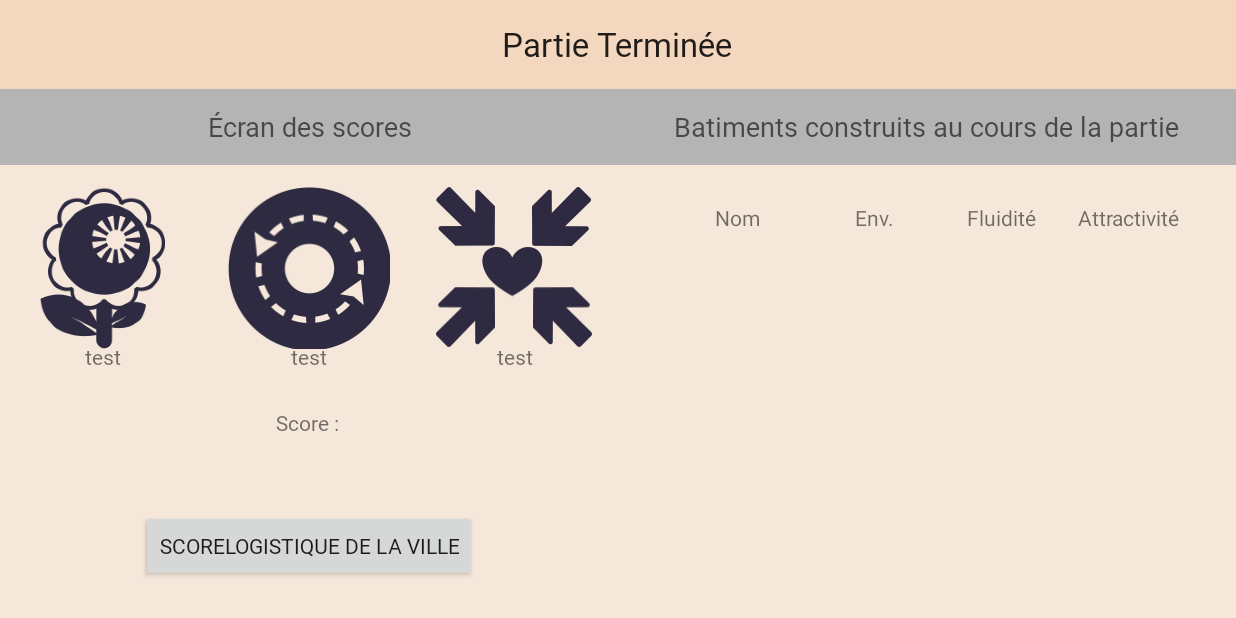
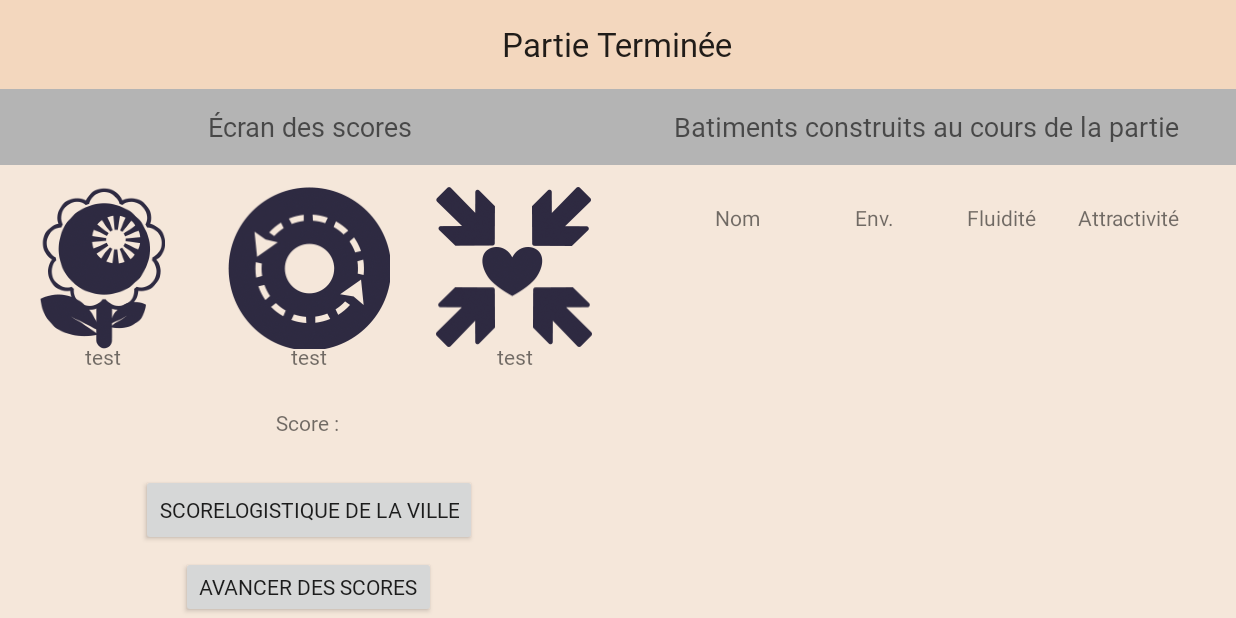
Before and after one commit to TomLeCollegue/Urbalog, an Android app: the EndGameActivity screen opened directly, with no data from a screen before it, on a phone screen of 824 x 412 dp (held sideways). Run offline under Robolectric (Android 15) with nearby library versions, the phone set to English and light mode, and no system bars; Roboto replaces fonts that are not available here; 5 statements that could not run were skipped.

Commit message:
Add button in end game to start stats
+fix Yaxis view

```diff
--- a/app/src/main/java/com/example/urbalog/EndGameActivity.java
+++ b/app/src/main/java/com/example/urbalog/EndGameActivity.java
@@ -13,6 +13,7 @@ import androidx.recyclerview.widget.RecyclerView;
 
 import com.example.urbalog.Adapter.BuildingBuiltAdapter;
 import com.example.urbalog.Class.Building;
+import com.example.urbalog.EndGameStats.StatsScorePerRoundActivity;
 
 import java.util.ArrayList;
 
@@ -77,4 +78,9 @@ public class EndGameActivity extends AppCompatActivity {
         Log.d("debug", "Before startActivity");
         startActivity(MyIntent);
     }
+
+    public void statsScore(View view) {
+        Intent MyIntent = new Intent(EndGameActivity.this, StatsScorePerRoundActivity.class);
+        startActivity(MyIntent);
+    }
 }
--- a/app/src/main/java/com/example/urbalog/NetworkHelper.java
+++ b/app/src/main/java/com/example/urbalog/NetworkHelper.java
@@ -474,6 +474,7 @@ public class NetworkHelper implements Serializable {
                                 } catch (IOException e) {
                                     e.printStackTrace();
                                 }
+                                currentGame.addArrayGame();
                                 currentGame.updateAllGameScores();
                                 /* Check if the game is finish */
                                 // If not, refresh market and update game instance of players
--- a/app/src/main/res/layout/activity_end_game.xml
+++ b/app/src/main/res/layout/activity_end_game.xml
@@ -168,6 +168,12 @@
                     android:layout_height="match_parent"
                     android:layout_weight="1.75">
 
+                    <LinearLayout
+                        android:layout_gravity="center"
+                        android:orientation="vertical"
+                        android:layout_width="wrap_content"
+                        android:layout_height="wrap_content">
+
                         <Button
                             android:id="@+id/logisticButton"
                             android:layout_width="wrap_content"
@@ -176,6 +182,20 @@
                             android:fontFamily="@font/caractere_l2"
                             android:onClick="scoreLog"
                             android:text="ScoreLogistique de la ville" />
+
+                        <Button
+                            android:layout_marginTop="10px"
+                            android:id="@+id/stats"
+                            android:layout_width="wrap_content"
+                            android:layout_height="wrap_content"
+                            android:layout_gravity="center"
+                            android:fontFamily="@font/caractere_l2"
+                            android:onClick="statsScore"
+                            android:text="Avancer des scores" />
+
+                    </LinearLayout>
+
+
                 </FrameLayout>
 
             </LinearLayout>
```
Also changed, not shown: app/src/main/java/com/example/urbalog/EndGameStats/StatsScorePerRoundActivity.java (+16 -14 lines). Lines whose indentation alone changed are shown as unchanged.
